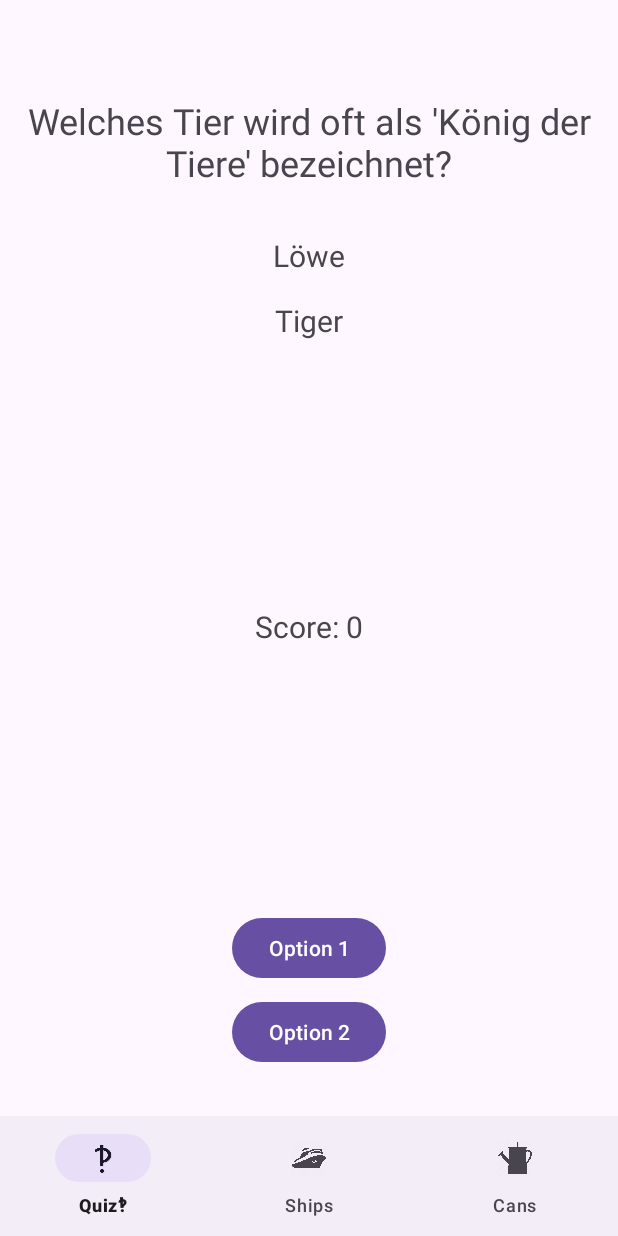
After one commit to ChromeSD22159/android-playground, an Android app: the QuizFragment screen opened through its navigation route, on a phone screen of 412 x 824 dp. The commit adds this screen. Run offline under Robolectric (Android 15) with nearby library versions, the light colour scheme and no system bars; our stand-ins replace navigation-ui.

Commit message:
Add Quiz Fragment + menu + navigation + layouts

```diff
--- a/app/src/main/java/syntax/com/playground/adapter/ArticleAdapter.kt
+++ b/app/src/main/java/syntax/com/playground/adapter/ArticleAdapter.kt
@@ -8,8 +8,8 @@ import androidx.recyclerview.widget.RecyclerView.ViewHolder
 import syntax.com.playground.data.model.Article
 import syntax.com.playground.databinding.ListCanItemBinding
 import syntax.com.playground.databinding.ListShipItemBinding
-import syntax.com.playground.ui.CanListFragmentDirections
-import syntax.com.playground.ui.ShipListFragmentDirections
+import syntax.com.playground.ui.article.CanListFragmentDirections
+import syntax.com.playground.ui.article.ShipListFragmentDirections
 
 const val POSITION = "POSITION"
 const val IMAGEREF = "IMAGEREF"
@@ -76,7 +76,6 @@ class ArticleAdapter(
 
             holder.binding.root.setOnClickListener {
                 val imageRef = article.image
-                val position = position
                 val articleDescription = article.text
                 holder.itemView.findNavController().navigate(CanListFragmentDirections.actionCanListFragmentToArticleDetailFragment(imageRef, position, articleDescription))
             }
--- /dev/null
+++ b/app/src/main/java/syntax/com/playground/data/Repository.kt
@@ -0,0 +1,44 @@
+package syntax.com.playground.data
+
+import syntax.com.playground.data.model.Question
+
+class Repository {
+
+    private val questionsList: List<Question> = listOf(
+        Question("Was ist die Hauptstadt von Frankreich?", "Paris", "Rom", 1),
+        Question("Wie viele Kontinente gibt es auf der Erde?", "5", "7", 2),
+        Question("Welches Element hat das chemische Symbol 'O'?", "Gold", "Sauerstoff", 2),
+        Question("Wer schrieb 'Faust'?", "Thomas Mann", "Johann Wolfgang von Goethe", 2),
+        Question("Was ist der größte Planet im Sonnensystem?", "Jupiter", "Mars", 1),
+        Question("Wie viele Farben hat ein Regenbogen?", "7", "5", 1),
+        Question("Welches Tier gilt als der schnellste Läufer an Land?", "Gepard", "Löwe", 1),
+        Question("Wie viele Nullen hat eine Milliarde?", "9", "6", 1),
+        Question("Wer malte die 'Mona Lisa'?", "Leonardo da Vinci", "Michelangelo", 1),
+        Question("In welchem Zustand ist Wasser bei 100°C?", "Flüssig", "Gasförmig", 2),
+        Question("Was ist die Hauptstadt von Japan?", "Tokio", "Kyoto", 1),
+        Question("Wer schrieb 'Romeo und Julia'?", "William Shakespeare", "Charles Dickens", 1),
+        Question("Was ist das chemische Symbol für Silber?", "Ag", "Au", 1),
+        Question("Wie viele Streifen hat die US-Flagge?", "13", "11", 1),
+        Question("Welches Tier wird oft als 'König der Tiere' bezeichnet?", "Löwe", "Tiger", 1),
+        Question("Welches Organ pumpt Blut durch den menschlichen Körper?", "Herz", "Leber", 1),
+        Question("Wie viele Planeten hat unser Sonnensystem?", "8", "9", 1),
+        Question("Welcher Ozean ist der größte?", "Pazifik", "Atlantik", 1),
+        Question("Welches Land gewann die Fußball-Weltmeisterschaft 2014?", "Deutschland", "Brasilien", 1),
+        Question("Wie viele Zähne hat ein normaler erwachsener Mensch?", "32", "28", 1),
+        Question("In welchem Land liegt die Stadt Casablanca?", "Marokko", "Ägypten", 1),
+        Question("Wer ist der Autor von '1984'?", "George Orwell", "Aldous Huxley", 1),
+        Question("Wie heißt der längste Fluss der Welt?", "Nil", "Amazonas", 2),
+        Question("Welches Land ist für seine Windmühlen und Tulpen bekannt?", "Niederlande", "Belgien", 1),
+        Question("Wie viele Tasten hat ein Standard-Piano?", "88", "52", 1),
+        Question("Was ist die härteste Substanz im menschlichen Körper?", "Zahnemail", "Knochen", 1),
+        Question("Was ist das größte Tier, das jemals gelebt hat?", "Blauwal", "Afrikanischer Elefant", 1),
+        Question("Wie viele Herzkammern hat ein Mensch?", "4", "6", 1),
+        Question("Was ist die tiefste Stelle im Weltmeer?", "Marianengraben", "Tonga-Graben", 1),
+        Question("Wer ist der Schöpfer der iPhone- und iPad-Technologie?", "Steve Jobs", "Bill Gates", 1)
+    )
+
+    fun loadData(): List<Question> {
+        return questionsList
+    }
+
+}
--- a/app/src/main/java/syntax/com/playground/ui/ArticleDetailFragment.kt
+++ b/app/src/main/java/syntax/com/playground/ui/article/ArticleDetailFragment.kt
@@ -1,4 +1,4 @@
-package syntax.com.playground.ui
+package syntax.com.playground.ui.article
 
 import android.os.Bundle
 import android.view.LayoutInflater
--- a/app/src/main/java/syntax/com/playground/ui/CanListFragment.kt
+++ b/app/src/main/java/syntax/com/playground/ui/article/ShipListFragment.kt
@@ -1,4 +1,4 @@
-package syntax.com.playground.ui
+package syntax.com.playground.ui.article
 
 import android.os.Bundle
 import android.view.LayoutInflater
@@ -9,9 +9,10 @@ import syntax.com.playground.adapter.ArticleAdapter
 import syntax.com.playground.data.DataSource
 import syntax.com.playground.databinding.ArticleListFragmentBinding
 
-class CanListFragment: Fragment() {
+class ShipListFragment: Fragment() {
+
     private lateinit var binding: ArticleListFragmentBinding
-    private val canList = DataSource().loadCans(20)
+    private val shipList = DataSource().loadShips(1000)
     override fun onCreateView(
         inflater: LayoutInflater,
         container: ViewGroup?,
@@ -23,6 +24,6 @@ class CanListFragment: Fragment() {
 
     override fun onViewCreated(view: View, savedInstanceState: Bundle?) {
         super.onViewCreated(view, savedInstanceState)
-        binding.recyclerView.adapter = ArticleAdapter(canList)
+        binding.recyclerView.adapter = ArticleAdapter(shipList)
     }
 }
--- /dev/null
+++ b/app/src/main/java/syntax/com/playground/ui/quiz/QuizFragment.kt
@@ -0,0 +1,66 @@
+package syntax.com.playground.ui.quiz
+
+import android.os.Bundle
+import android.view.LayoutInflater
+import android.view.View
+import android.view.ViewGroup
+import androidx.fragment.app.Fragment
+import androidx.fragment.app.activityViewModels
+import androidx.navigation.fragment.findNavController
+import syntax.com.playground.R
+import syntax.com.playground.databinding.FragmentQuizBinding
+
+class QuizFragment: Fragment() {
+
+    private lateinit var binding: FragmentQuizBinding
+    private val quizViewModel: QuizViewModel by activityViewModels()
+
+    override fun onCreateView(
+        inflater: LayoutInflater,
+        container: ViewGroup?,
+        savedInstanceState: Bundle?
+    ): View? {
+        binding = FragmentQuizBinding.inflate(layoutInflater)
+        return binding.root
+    }
+
+    // Das Fragment kümmert sich jetzt nur noch um User-Interkationen und darum unsere Daten anzuzeigen
+    // Es enthält keine eigene Logik mehr
+    override fun onViewCreated(view: View, savedInstanceState: Bundle?) {
+        super.onViewCreated(view, savedInstanceState)
+
+        // Beobachten der public val "currentQuestion" im ViewModel
+        // Verändert sich der Inhalt dieser LiveData wird der Code innerhalb der Lambda-Funktion ausgeführt
+        quizViewModel.currentQuestion.observe(viewLifecycleOwner) {
+            binding.tvQuestion.text = it.question
+            binding.tvOptionOne.text = it.optionOne
+            binding.tvOptionTwo.text = it.optionTwo
+        }
+
+        // Beobachten der public val "score" im ViewModel
+        // Verändert sich der Inhalt dieser LiveData wird der Code innerhalb der Lambda-Funktion ausgeführt
+        quizViewModel.score.observe(viewLifecycleOwner) {
+            binding.tvScore.text = "Score: $it"
+        }
+
+        // Wenn Spiel vorbei (isGameOver == true) wird zum ResultFragment navigiert
+        quizViewModel.isGameOver.observe(viewLifecycleOwner) {
+            if (it) {
+                findNavController().navigate(R.id.resultFragment)
+            }
+        }
+
+        // ClickListener um Antwort zu überprüfen
+        binding.btOptionOne.setOnClickListener {
+            quizViewModel.checkAnswer(1)
+        }
+
+        // ClickListener um Antwort zu überprüfen
+        binding.btOptionTwo.setOnClickListener {
+            quizViewModel.checkAnswer(2)
+        }
+
+    }
+
+
+}
--- /dev/null
+++ b/app/src/main/java/syntax/com/playground/ui/quiz/QuizViewModel.kt
@@ -0,0 +1,66 @@
+package syntax.com.playground.ui.quiz
+
+import androidx.lifecycle.LiveData
+import androidx.lifecycle.MutableLiveData
+import androidx.lifecycle.ViewModel
+import syntax.com.playground.data.Repository
+import syntax.com.playground.data.model.Question
+
+// ViewModel um die Logik unserer App zu organisiseren
+class QuizViewModel : ViewModel() {
+
+    // Daten werden jetzt hier geladen, nicht mehr im Fragment
+    private val repository = Repository()
+    private val questions = repository.loadData()
+
+    // Live Data um die aktuelle Frage zu halten
+    // private ist die LiveData "Mutable" damit diese nur hier im ViewModel verändert werden kann
+    private var _currentQuestion = MutableLiveData<Question>(questions.random())
+    // als public val ist die LiveData nicht Mutable, damit von außen (aus den Fragmenten) nur auf den Wert zugegriffen aber nicht verändert werden kann
+    val currentQuestion: LiveData<Question>
+        // Da die public val keinen eigenen Wert hält sondern nur den Wert der private var nach außen geben soll, gibt ein Aufruf der public val einfach den Wert in der private var zurück
+        get() = _currentQuestion
+
+    // Gleich wie LiveData zu "currentQuestion" oben
+    private var _score = MutableLiveData<Int>(0)
+    val score: LiveData<Int>
+        get() = _score
+
+    // Gleich wie LiveData zu "currentQuestion" oben
+    private var _isGameOver = MutableLiveData<Boolean>(false)
+    val isGameOver: LiveData<Boolean>
+        get() = _isGameOver
+
+    // Funktion um neue Frage zu laden
+    private fun nextQuestion() {
+        // in den Wert der LiveData "value" wird eine neue Frage gespeichert
+        _currentQuestion.value = questions.random()
+    }
+
+    // Funktion um Antwort zu überprüfen
+    fun checkAnswer(answer: Int) {
+        if (answer == _currentQuestion.value?.correctAnswer) {
+            // Wert innerhalb von score wird um 1 erhöht, wenn Frage richtig ist
+            // Da hier LiveData aktualisiert wird, werden alle Observer auf die LiveData "score" benachrichtigt
+            _score.value = score.value?.plus(1)
+
+            if (_score.value == 10) {
+                // Der Wert der LiveData wird verändert mit Zugriff auf "value"
+                _isGameOver.value = true
+            } else {
+                nextQuestion()
+            }
+
+        } else {
+            // Der Wert der LiveData wird verändert mit Zugriff auf "value"
+            _isGameOver.value = true
+        }
+    }
+
+    fun restartGame() {
+        _isGameOver.value = false
+        _score.value = 0
+        nextQuestion()
+    }
+
+}
--- a/app/src/main/res/layout/fragment_article_detail.xml
+++ b/app/src/main/res/layout/fragment_article_detail.xml
@@ -4,7 +4,7 @@
     xmlns:tools="http://schemas.android.com/tools"
     android:layout_width="match_parent"
     android:layout_height="match_parent"
-    tools:context=".ui.ArticleDetailFragment">
+    tools:context=".ui.article.ArticleDetailFragment">
 
     <ImageView
         android:id="@+id/iv_article"
--- /dev/null
+++ b/app/src/main/res/layout/fragment_quiz.xml
@@ -0,0 +1,80 @@
+<?xml version="1.0" encoding="utf-8"?>
+<androidx.constraintlayout.widget.ConstraintLayout xmlns:android="http://schemas.android.com/apk/res/android"
+    xmlns:app="http://schemas.android.com/apk/res-auto"
+    xmlns:tools="http://schemas.android.com/tools"
+    android:layout_width="match_parent"
+    android:layout_height="match_parent">
+
+    <TextView
+        android:id="@+id/tv_question"
+        android:layout_width="0dp"
+        android:layout_height="wrap_content"
+        android:layout_marginStart="16dp"
+        android:layout_marginTop="64dp"
+        android:layout_marginEnd="16dp"
+        android:gravity="center"
+        android:text="QuizFragment"
+        android:textSize="24sp"
+        app:layout_constraintEnd_toEndOf="parent"
+        app:layout_constraintStart_toStartOf="parent"
+        app:layout_constraintTop_toTopOf="parent" />
+
+    <Button
+        android:id="@+id/bt_option_two"
+        android:layout_width="wrap_content"
+        android:layout_height="wrap_content"
+        android:layout_marginBottom="32dp"
+        android:text="Option 2"
+        app:layout_constraintBottom_toBottomOf="parent"
+        app:layout_constraintEnd_toEndOf="parent"
+        app:layout_constraintStart_toStartOf="parent" />
+
+    <TextView
+        android:id="@+id/tv_option_one"
+        android:layout_width="0dp"
+        android:layout_height="wrap_content"
+        android:layout_marginStart="16dp"
+        android:layout_marginTop="32dp"
+        android:layout_marginEnd="16dp"
+        android:gravity="center"
+        android:text="TextView"
+        android:textSize="20sp"
+        app:layout_constraintEnd_toEndOf="parent"
+        app:layout_constraintStart_toStartOf="parent"
+        app:layout_constraintTop_toBottomOf="@+id/tv_question" />
+
+    <TextView
+        android:id="@+id/tv_option_two"
+        android:layout_width="0dp"
+        android:layout_height="wrap_content"
+        android:layout_marginStart="16dp"
+        android:layout_marginTop="16dp"
+        android:layout_marginEnd="16dp"
+        android:gravity="center"
+        android:text="TextView"
+        android:textSize="20sp"
+        app:layout_constraintEnd_toEndOf="parent"
+        app:layout_constraintStart_toStartOf="parent"
+        app:layout_constraintTop_toBottomOf="@+id/tv_option_one" />
+
+    <Button
+        android:id="@+id/bt_option_one"
+        android:layout_width="wrap_content"
+        android:layout_height="wrap_content"
+        android:layout_marginBottom="8dp"
+        android:text="Option 1"
+        app:layout_constraintBottom_toTopOf="@+id/bt_option_two"
+        app:layout_constraintEnd_toEndOf="parent"
+        app:layout_constraintStart_toStartOf="parent" />
+
+    <TextView
+        android:id="@+id/tv_score"
+        android:layout_width="wrap_content"
+        android:layout_height="wrap_content"
+        android:text="Score: 10"
+        android:textSize="20sp"
+        app:layout_constraintBottom_toTopOf="@+id/bt_option_one"
+        app:layout_constraintEnd_toEndOf="parent"
+        app:layout_constraintStart_toStartOf="parent"
+        app:layout_constraintTop_toBottomOf="@+id/tv_option_two" />
+</androidx.constraintlayout.widget.ConstraintLayout>
--- a/app/src/main/res/menu/bootom_nav.xml
+++ b/app/src/main/res/menu/bootom_nav.xml
@@ -1,6 +1,11 @@
 <?xml version="1.0" encoding="utf-8"?>
 <menu xmlns:android="http://schemas.android.com/apk/res/android">
-
+    <item
+        android:id="@+id/quizFragment"
+        android:layout_width="wrap_content"
+        android:layout_height="wrap_content"
+        android:icon="@drawable/interrobang"
+        android:title="@string/quiz" />
     <item
         android:id="@+id/shipListFragment"
         android:layout_width="wrap_content"
--- a/app/src/main/res/navigation/nav_graph.xml
+++ b/app/src/main/res/navigation/nav_graph.xml
@@ -7,7 +7,7 @@
 
     <fragment
         android:id="@+id/articleDetailFragment"
-        android:name="syntax.com.playground.ui.ArticleDetailFragment"
+        android:name="syntax.com.playground.ui.article.ArticleDetailFragment"
         android:label="fragment_article_detail"
         tools:layout="@layout/fragment_article_detail" >
         <argument
@@ -31,7 +31,7 @@
     </fragment>
     <fragment
         android:id="@+id/canListFragment"
-        android:name="syntax.com.playground.ui.CanListFragment"
+        android:name="syntax.com.playground.ui.article.CanListFragment"
         android:label="CanFragment" >
         <action
             android:id="@+id/action_canListFragment_to_articleDetailFragment"
@@ -39,10 +39,18 @@
     </fragment>
     <fragment
         android:id="@+id/shipListFragment"
-        android:name="syntax.com.playground.ui.ShipListFragment"
+        android:name="syntax.com.playground.ui.article.ShipListFragment"
         android:label="ShipListFragment" >
         <action
             android:id="@+id/action_shipListFragment_to_articleDetailFragment"
             app:destination="@id/articleDetailFragment" />
     </fragment>
+    <fragment
+        android:id="@+id/quizFragment"
+        android:name="syntax.com.playground.ui.quiz.QuizFragment"
+        android:label="QuizFragment" />
+    <fragment
+        android:id="@+id/resultFragment"
+        android:name="syntax.com.playground.ui.quiz.ResultFragment"
+        android:label="ResultFragment" />
 </navigation>
--- a/app/src/main/res/values/strings.xml
+++ b/app/src/main/res/values/strings.xml
@@ -8,4 +8,5 @@
     <string name="ships">Ships</string>
     <string name="cans">Cans</string>
     <string name="warenkorb">WarenKorb</string>
+    <string name="quiz">Quiz‽</string>
 </resources>
```
Also changed, not shown: app/src/main/java/syntax/com/playground/ui/article/CanListFragment.kt (renamed from app/src/main/java/syntax/com/playground/ui/ShipListFragment.kt, +4 -5 lines), app/src/main/java/syntax/com/playground/ui/quiz/ResultFragment.kt (added, +52 -0 lines), app/src/main/res/layout/fragment_result.xml (added, +39 -0 lines), app/src/main/res/drawable/interrobang.png (added).
